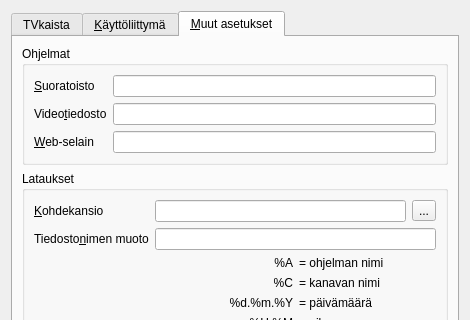
thelineva/tvkaistagui, file settingsdialog.ui: the form before one commit; both pictures show x 0 to 470 and y 0 to 320 of the 470 by 459 pixel window.
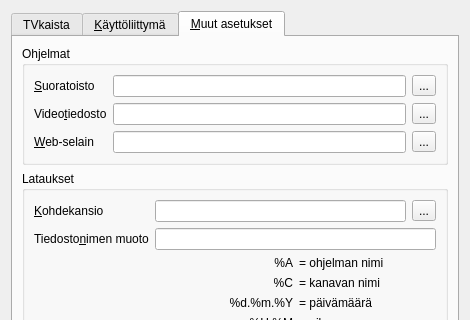
The form after the commit. The open tabs and pages were chosen to show the change.

The edit to the form file:
```diff
--- a/settingsdialog.ui
+++ b/settingsdialog.ui
@@ -305,7 +305,18 @@
            </widget>
           </item>
           <item row="0" column="1">
-           <widget class="QLineEdit" name="streamPlayerLineEdit"/>
+           <layout class="QHBoxLayout" name="horizontalLayout_7">
+            <item>
+             <widget class="QLineEdit" name="streamPlayerLineEdit"/>
+            </item>
+            <item>
+             <widget class="QToolButton" name="streamPlayerToolButton">
+              <property name="text">
+               <string>...</string>
+              </property>
+             </widget>
+            </item>
+           </layout>
           </item>
           <item row="1" column="0">
            <widget class="QLabel" name="filePlayerLabel">
@@ -318,7 +329,18 @@
            </widget>
           </item>
           <item row="1" column="1">
-           <widget class="QLineEdit" name="filePlayerLineEdit"/>
+           <layout class="QHBoxLayout" name="horizontalLayout_6">
+            <item>
+             <widget class="QLineEdit" name="filePlayerLineEdit"/>
+            </item>
+            <item>
+             <widget class="QToolButton" name="filePlayerToolButton">
+              <property name="text">
+               <string>...</string>
+              </property>
+             </widget>
+            </item>
+           </layout>
           </item>
           <item row="2" column="0">
            <widget class="QLabel" name="flashPlayerLabel">
@@ -331,7 +353,18 @@
            </widget>
           </item>
           <item row="2" column="1">
-           <widget class="QLineEdit" name="flashPlayerLineEdit"/>
+           <layout class="QHBoxLayout" name="horizontalLayout_5">
+            <item>
+             <widget class="QLineEdit" name="flashPlayerLineEdit"/>
+            </item>
+            <item>
+             <widget class="QToolButton" name="flashPlayerToolButton">
+              <property name="text">
+               <string>...</string>
+              </property>
+             </widget>
+            </item>
+           </layout>
           </item>
          </layout>
         </widget>
```
Left out of the diff: 4 changed lines with no effect on the pictures.
